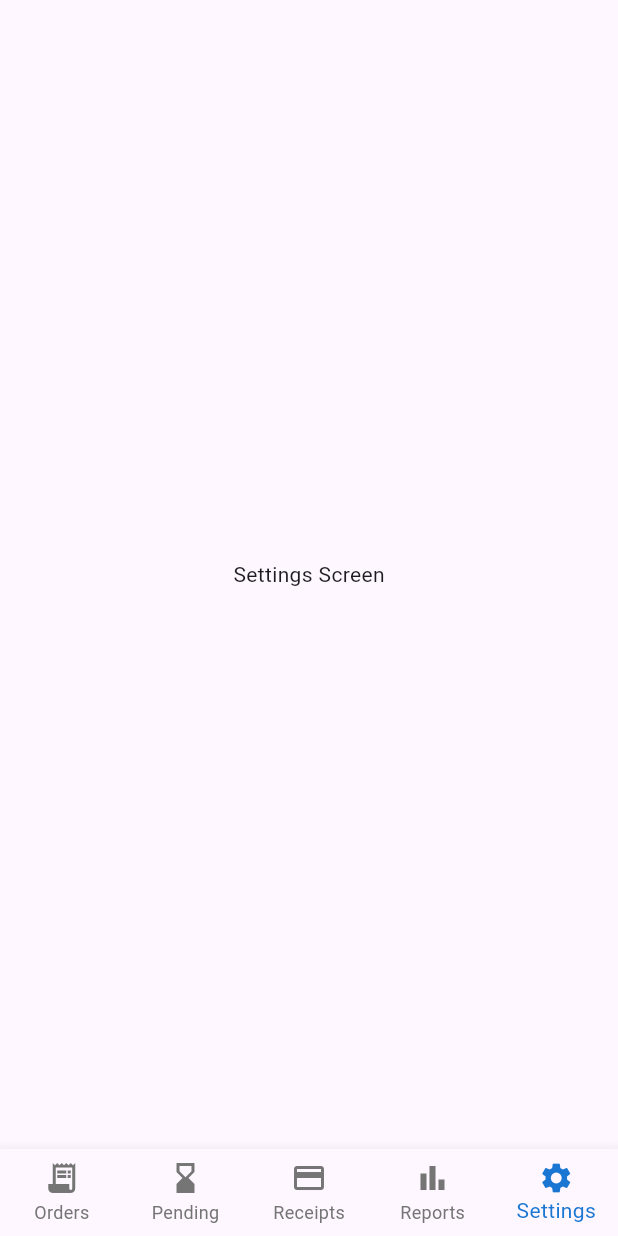
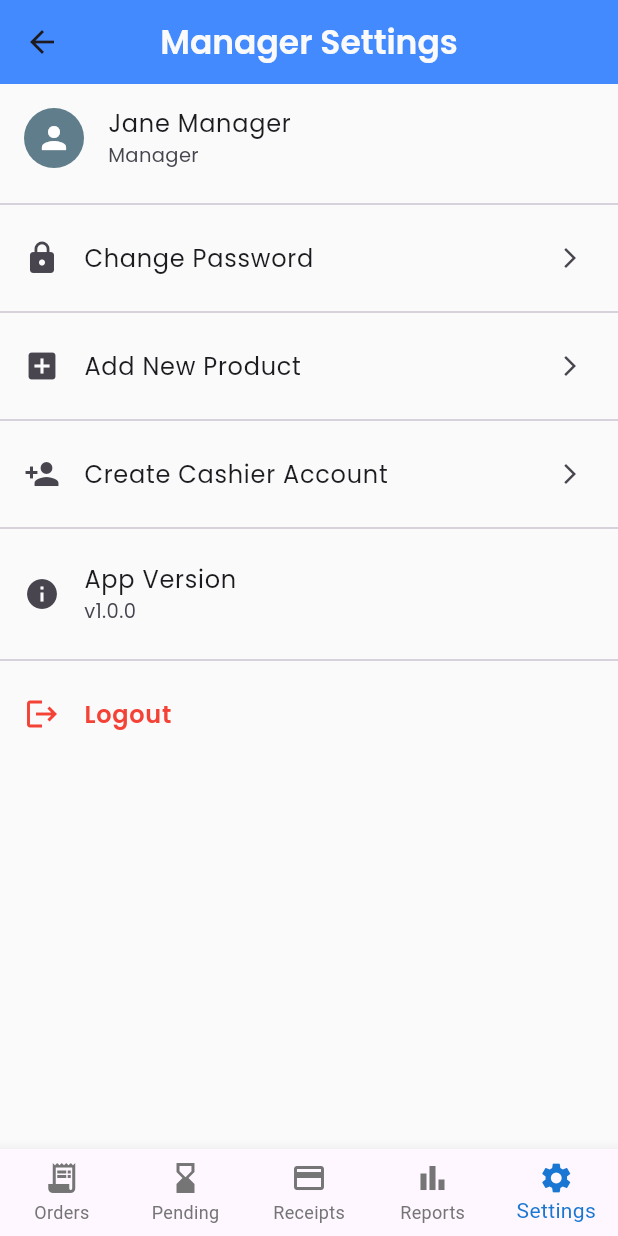
Before and after one commit to kurt0542/quick_pos, a Flutter app: the ManagerMobileNavigation screen opened directly, item 5 of the bottom bar chosen, on a phone screen of 412 x 824 dp. Run offline on Flutter 3.47's test engine with Material 3 defaults, Android fonts, the phone set to English and light mode, and no system bars; our stand-ins replace google_fonts, image_picker.

Commit message:
added settings screen with account creation for managers

```diff
--- a/lib/presentation/screens/manager/manager_mobile_navigation.dart
+++ b/lib/presentation/screens/manager/manager_mobile_navigation.dart
@@ -1,4 +1,5 @@
 import 'package:flutter/material.dart';
+import 'package:quick_pos/presentation/screens/manager/settings/manager_mobile_settings_screen.dart';
 
 class ManagerMobileNavigation extends StatefulWidget {
   const ManagerMobileNavigation({super.key});
@@ -15,7 +16,7 @@ class _ManagerMobileNavigationState extends State<ManagerMobileNavigation> {
     Center(child: Text("Pending Screen")),
     Center(child: Text("Transactions Screen")),
     Center(child: Text("Reports Screen")),
-    Center(child: Text("Settings Screen")),
+    Center(child: ManagerMobileSettingsScreen()),
   ];
 
   void _onItemTapped(int index) {
--- /dev/null
+++ b/lib/presentation/screens/manager/settings/manager_mobile_settings_screen.dart
@@ -0,0 +1,93 @@
+import 'package:flutter/material.dart';
+import 'package:google_fonts/google_fonts.dart';
+import 'package:quick_pos/presentation/screens/manager/addItems/mobile_add_menu_item_screen.dart';
+import 'package:quick_pos/presentation/screens/manager/settings/mobile_account_creation_dialogue.dart';
+
+class ManagerMobileSettingsScreen extends StatelessWidget {
+  const ManagerMobileSettingsScreen({super.key});
+
+  @override
+  Widget build(BuildContext context) {
+    return Scaffold(
+      backgroundColor: Colors.grey[50],
+      appBar: AppBar(
+        backgroundColor: Colors.blueAccent,
+        title: Text(
+          "Manager Settings",
+          style: GoogleFonts.poppins(
+              fontWeight: FontWeight.w600, color: Colors.grey[50]),
+        ),
+        centerTitle: true,
+      ),
+      body: ListView(
+        children: [
+          ListTile(
+            leading: const CircleAvatar(
+              backgroundColor: Colors.blueGrey,
+              child: Icon(Icons.person, color: Colors.white),
+            ),
+            title: Text("Jane Manager", style: GoogleFonts.poppins(fontSize: 16)),
+            subtitle: Text("Manager", style: GoogleFonts.poppins(fontSize: 13)),
+          ),
+          const Divider(),
+
+          ListTile(
+            leading: const Icon(Icons.lock),
+            title: Text("Change Password", style: GoogleFonts.poppins()),
+            trailing: const Icon(Icons.arrow_forward_ios, size: 16),
+            onTap: () {
+
+            },
+          ),
+          const Divider(),
+
+          ListTile(
+            leading: const Icon(Icons.add_box),
+            title: Text("Add New Product", style: GoogleFonts.poppins()),
+            trailing: const Icon(Icons.arrow_forward_ios, size: 16),
+            onTap: () {
+              Navigator.push(
+                  context,
+                  MaterialPageRoute(
+                    builder: (context) => const MobileAddMenuItemScreen(),
+                  ),
+              );
+            },
+          ),
+          const Divider(),
+
+          ListTile(
+            leading: const Icon(Icons.person_add),
+            title: Text("Create Cashier Account", style: GoogleFonts.poppins()),
+            trailing: const Icon(Icons.arrow_forward_ios, size: 16),
+            onTap: () {
+              MobileAccountCreationDialogue(context);
+            },
+          ),
+          const Divider(),
+
+          ListTile(
+            leading: const Icon(Icons.info),
+            title: Text("App Version", style: GoogleFonts.poppins()),
+            subtitle: Text("v1.0.0", style: GoogleFonts.poppins(fontSize: 13)),
+          ),
+          const Divider(),
+
+          ListTile(
+            leading: const Icon(Icons.logout, color: Colors.red),
+            title: Text(
+              "Logout",
+              style: GoogleFonts.poppins(
+                fontWeight: FontWeight.w600,
+                color: Colors.red,
+              ),
+            ),
+            onTap: () {
+
+            },
+          ),
+        ],
+      ),
+    );
+  }
+}
```
Also changed, not shown: lib/presentation/screens/manager/settings/mobile_account_creation_dialogue.dart (added, +131 -0 lines).
